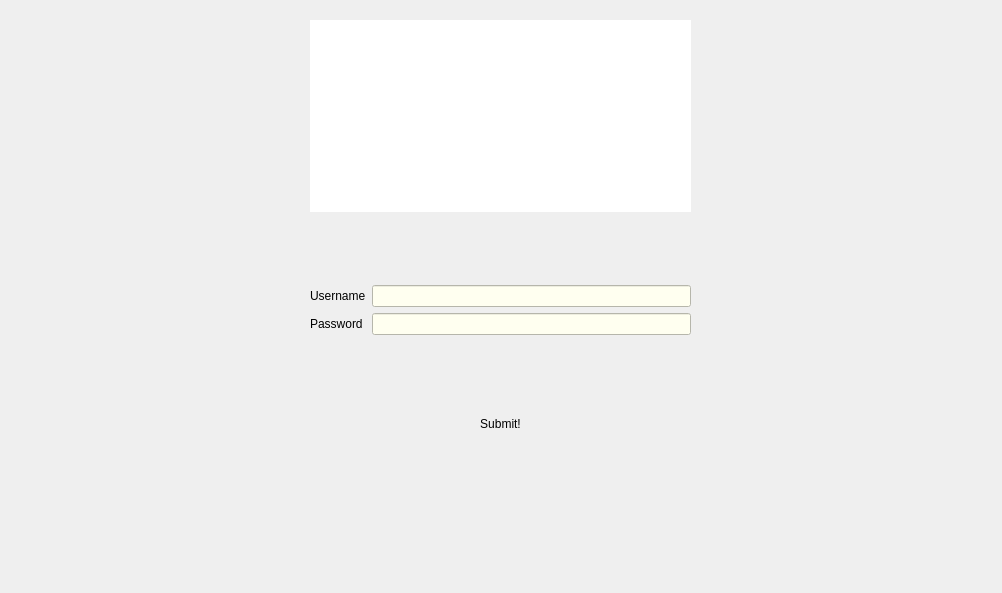
Old version of the form views/login.widget.ui in the repository samarth-ramesh/mtlauncher.
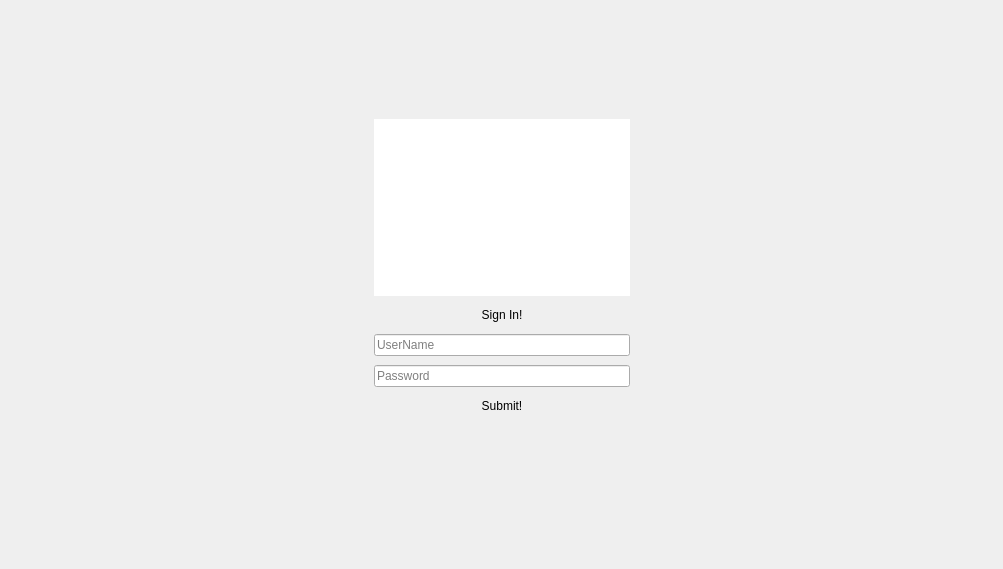
New version of the form.

Commit message: added db support for history, improved login screen (thanks rubenwardy, lemente.

Diff of the .ui file:
```diff
--- a/views/login.widget.ui
+++ b/views/login.widget.ui
@@ -6,28 +6,35 @@
    <rect>
     <x>0</x>
     <y>0</y>
-    <width>1002</width>
-    <height>593</height>
+    <width>1003</width>
+    <height>569</height>
    </rect>
   </property>
   <property name="windowTitle">
    <string>Form</string>
   </property>
-  <widget class="QWidget" name="logingrid" native="true">
-   <property name="enabled">
-    <bool>true</bool>
-   </property>
-   <property name="geometry">
-    <rect>
-     <x>-10</x>
-     <y>20</y>
-     <width>1021</width>
-     <height>571</height>
-    </rect>
-   </property>
    <layout class="QGridLayout" name="gridLayout">
+   <item row="0" column="0">
+    <widget class="QWidget" name="logingrid" native="true">
+     <property name="enabled">
+      <bool>true</bool>
+     </property>
+     <layout class="QGridLayout" name="gridLayout_2">
+      <item row="13" column="1">
+       <spacer name="verticalSpacer">
+        <property name="orientation">
+         <enum>Qt::Vertical</enum>
+        </property>
+        <property name="sizeHint" stdset="0">
+         <size>
+          <width>20</width>
+          <height>40</height>
+         </size>
+        </property>
+       </spacer>
+      </item>
     <item row="4" column="1">
-     <spacer name="verticalSpacer_3">
+       <spacer name="verticalSpacer_6">
       <property name="orientation">
        <enum>Qt::Vertical</enum>
       </property>
@@ -39,47 +46,162 @@
       </property>
      </spacer>
     </item>
-    <item row="5" column="1" colspan="2">
+      <item row="2" column="1">
+       <spacer name="verticalSpacer_12">
+        <property name="orientation">
+         <enum>Qt::Vertical</enum>
+        </property>
+        <property name="sizeHint" stdset="0">
+         <size>
+          <width>20</width>
+          <height>40</height>
+         </size>
+        </property>
+       </spacer>
+      </item>
+      <item row="13" column="8">
+       <spacer name="horizontalSpacer_5">
+        <property name="orientation">
+         <enum>Qt::Horizontal</enum>
+        </property>
+        <property name="sizeHint" stdset="0">
+         <size>
+          <width>40</width>
+          <height>20</height>
+         </size>
+        </property>
+       </spacer>
+      </item>
+      <item row="12" column="1">
+       <spacer name="verticalSpacer_5">
+        <property name="orientation">
+         <enum>Qt::Vertical</enum>
+        </property>
+        <property name="sizeHint" stdset="0">
+         <size>
+          <width>20</width>
+          <height>40</height>
+         </size>
+        </property>
+       </spacer>
+      </item>
+      <item row="13" column="7">
+       <spacer name="horizontalSpacer_9">
+        <property name="orientation">
+         <enum>Qt::Horizontal</enum>
+        </property>
+        <property name="sizeHint" stdset="0">
+         <size>
+          <width>40</width>
+          <height>20</height>
+         </size>
+        </property>
+       </spacer>
+      </item>
+      <item row="13" column="11">
+       <spacer name="horizontalSpacer_3">
+        <property name="orientation">
+         <enum>Qt::Horizontal</enum>
+        </property>
+        <property name="sizeHint" stdset="0">
+         <size>
+          <width>40</width>
+          <height>20</height>
+         </size>
+        </property>
+       </spacer>
+      </item>
+      <item row="13" column="6">
+       <spacer name="horizontalSpacer">
+        <property name="orientation">
+         <enum>Qt::Horizontal</enum>
+        </property>
+        <property name="sizeHint" stdset="0">
+         <size>
+          <width>40</width>
+          <height>20</height>
+         </size>
+        </property>
+       </spacer>
+      </item>
+      <item row="6" column="6" colspan="2">
+       <widget class="QLineEdit" name="username">
+        <property name="placeholderText">
+         <string>UserName</string>
+        </property>
+       </widget>
+      </item>
+      <item row="13" column="5">
+       <spacer name="horizontalSpacer_4">
+        <property name="orientation">
+         <enum>Qt::Horizontal</enum>
+        </property>
+        <property name="sizeHint" stdset="0">
+         <size>
+          <width>40</width>
+          <height>20</height>
+         </size>
+        </property>
+       </spacer>
+      </item>
+      <item row="10" column="1">
+       <spacer name="verticalSpacer_14">
+        <property name="orientation">
+         <enum>Qt::Vertical</enum>
+        </property>
+        <property name="sizeHint" stdset="0">
+         <size>
+          <width>20</width>
+          <height>40</height>
+         </size>
+        </property>
+       </spacer>
+      </item>
+      <item row="8" column="6" colspan="2">
      <widget class="QPushButton" name="usernamesubmit">
-      <property name="enabled">
-       <bool>true</bool>
-      </property>
-      <property name="minimumSize">
-       <size>
-        <width>20</width>
-        <height>30</height>
-       </size>
-      </property>
-      <property name="styleSheet">
-       <string notr="true"/>
-      </property>
       <property name="text">
        <string>Submit!</string>
       </property>
       <property name="default">
-       <bool>false</bool>
+         <bool>true</bool>
       </property>
       <property name="flat">
        <bool>true</bool>
       </property>
      </widget>
     </item>
-    <item row="3" column="1">
-     <widget class="QLabel" name="label_2">
-      <property name="styleSheet">
-       <string notr="true"/>
-      </property>
-      <property name="text">
+      <item row="7" column="6" colspan="2">
+       <widget class="QLineEdit" name="passwd">
+        <property name="inputMethodHints">
+         <set>Qt::ImhSensitiveData</set>
+        </property>
+        <property name="frame">
+         <bool>true</bool>
+        </property>
+        <property name="placeholderText">
        <string>Password</string>
       </property>
-      <property name="textFormat">
-       <enum>Qt::AutoText</enum>
+        <property name="clearButtonEnabled">
+         <bool>false</bool>
       </property>
      </widget>
     </item>
-    <item row="4" column="2">
-     <spacer name="verticalSpacer_13">
+      <item row="13" column="3">
+       <spacer name="horizontalSpacer_7">
       <property name="orientation">
+         <enum>Qt::Horizontal</enum>
+        </property>
+        <property name="sizeHint" stdset="0">
+         <size>
+          <width>40</width>
+          <height>20</height>
+         </size>
+        </property>
+       </spacer>
+      </item>
+      <item row="7" column="1">
+       <spacer name="verticalSpacer_3">
+        <property name="orientation">
        <enum>Qt::Vertical</enum>
       </property>
       <property name="sizeHint" stdset="0">
@@ -90,9 +212,35 @@
       </property>
      </spacer>
     </item>
-    <item row="3" column="3">
-     <spacer name="horizontalSpacer_4">
+      <item row="5" column="1">
+       <spacer name="verticalSpacer_10">
       <property name="orientation">
+         <enum>Qt::Vertical</enum>
+        </property>
+        <property name="sizeHint" stdset="0">
+         <size>
+          <width>20</width>
+          <height>40</height>
+         </size>
+        </property>
+       </spacer>
+      </item>
+      <item row="13" column="12">
+       <spacer name="verticalSpacer_7">
+        <property name="orientation">
+         <enum>Qt::Vertical</enum>
+        </property>
+        <property name="sizeHint" stdset="0">
+         <size>
+          <width>20</width>
+          <height>40</height>
+         </size>
+        </property>
+       </spacer>
+      </item>
+      <item row="13" column="2">
+       <spacer name="horizontalSpacer_6">
+        <property name="orientation">
        <enum>Qt::Horizontal</enum>
       </property>
       <property name="sizeHint" stdset="0">
@@ -103,7 +251,20 @@
       </property>
      </spacer>
     </item>
-    <item row="6" column="3">
+      <item row="11" column="1">
+       <spacer name="verticalSpacer_11">
+        <property name="orientation">
+         <enum>Qt::Vertical</enum>
+        </property>
+        <property name="sizeHint" stdset="0">
+         <size>
+          <width>20</width>
+          <height>40</height>
+         </size>
+        </property>
+       </spacer>
+      </item>
+      <item row="6" column="1">
      <spacer name="verticalSpacer_4">
       <property name="orientation">
        <enum>Qt::Vertical</enum>
@@ -116,8 +277,8 @@
       </property>
      </spacer>
     </item>
-    <item row="7" column="3" rowspan="2">
-     <spacer name="verticalSpacer_6">
+      <item row="3" column="1">
+       <spacer name="verticalSpacer_8">
       <property name="orientation">
        <enum>Qt::Vertical</enum>
       </property>
@@ -129,59 +290,7 @@
       </property>
      </spacer>
     </item>
-    <item row="2" column="0">
-     <spacer name="horizontalSpacer_2">
-      <property name="orientation">
-       <enum>Qt::Horizontal</enum>
-      </property>
-      <property name="sizeHint" stdset="0">
-       <size>
-        <width>40</width>
-        <height>20</height>
-       </size>
-      </property>
-     </spacer>
-    </item>
-    <item row="5" column="0">
-     <spacer name="horizontalSpacer_5">
-      <property name="orientation">
-       <enum>Qt::Horizontal</enum>
-      </property>
-      <property name="sizeHint" stdset="0">
-       <size>
-        <width>40</width>
-        <height>20</height>
-       </size>
-      </property>
-     </spacer>
-    </item>
-    <item row="8" column="0">
-     <spacer name="verticalSpacer_5">
-      <property name="orientation">
-       <enum>Qt::Vertical</enum>
-      </property>
-      <property name="sizeHint" stdset="0">
-       <size>
-        <width>20</width>
-        <height>40</height>
-       </size>
-      </property>
-     </spacer>
-    </item>
-    <item row="3" column="0">
-     <spacer name="horizontalSpacer_3">
-      <property name="orientation">
-       <enum>Qt::Horizontal</enum>
-      </property>
-      <property name="sizeHint" stdset="0">
-       <size>
-        <width>40</width>
-        <height>20</height>
-       </size>
-      </property>
-     </spacer>
-    </item>
-    <item row="8" column="1" rowspan="2">
+      <item row="8" column="1">
      <spacer name="verticalSpacer_9">
       <property name="orientation">
        <enum>Qt::Vertical</enum>
@@ -194,21 +303,8 @@
       </property>
      </spacer>
     </item>
-    <item row="5" column="3">
-     <spacer name="horizontalSpacer_6">
-      <property name="orientation">
-       <enum>Qt::Horizontal</enum>
-      </property>
-      <property name="sizeHint" stdset="0">
-       <size>
-        <width>40</width>
-        <height>20</height>
-       </size>
-      </property>
-     </spacer>
-    </item>
     <item row="1" column="1">
-     <spacer name="verticalSpacer_7">
+       <spacer name="verticalSpacer_15">
       <property name="orientation">
        <enum>Qt::Vertical</enum>
       </property>
@@ -220,38 +316,44 @@
       </property>
      </spacer>
     </item>
-    <item row="3" column="2">
-     <widget class="QLineEdit" name="passwd">
-      <property name="whatsThis">
-       <string>&lt;html&gt;&lt;head/&gt;&lt;body&gt;&lt;p&gt;Password&lt;/p&gt;&lt;/body&gt;&lt;/html&gt;</string>
-      </property>
-      <property name="styleSheet">
-       <string notr="true">background-color: ivory;</string>
-      </property>
-      <property name="echoMode">
-       <enum>QLineEdit::Password</enum>
-      </property>
-     </widget>
-    </item>
-    <item row="2" column="2">
-     <widget class="QLineEdit" name="username">
-      <property name="styleSheet">
-       <string notr="true">background-color: ivory;</string>
-      </property>
-     </widget>
-    </item>
-    <item row="2" column="1">
-     <widget class="QLabel" name="label">
-      <property name="styleSheet">
-       <string notr="true"/>
-      </property>
+      <item row="9" column="1">
+       <spacer name="verticalSpacer_2">
+        <property name="orientation">
+         <enum>Qt::Vertical</enum>
+        </property>
+        <property name="sizeHint" stdset="0">
+         <size>
+          <width>20</width>
+          <height>40</height>
+         </size>
+        </property>
+       </spacer>
+      </item>
+      <item row="13" column="10">
+       <spacer name="horizontalSpacer_2">
+        <property name="orientation">
+         <enum>Qt::Horizontal</enum>
+        </property>
+        <property name="sizeHint" stdset="0">
+         <size>
+          <width>40</width>
+          <height>20</height>
+         </size>
+        </property>
+       </spacer>
+      </item>
+      <item row="5" column="6" colspan="2">
+       <widget class="QLabel" name="signinlabel">
       <property name="text">
-       <string>Username</string>
-      </property>
-     </widget>
-    </item>
-    <item row="1" column="2">
-     <spacer name="verticalSpacer_12">
+         <string>Sign In!</string>
+        </property>
+        <property name="alignment">
+         <set>Qt::AlignCenter</set>
+        </property>
+       </widget>
+      </item>
+      <item row="0" column="1">
+       <spacer name="verticalSpacer_13">
       <property name="orientation">
        <enum>Qt::Vertical</enum>
       </property>
@@ -263,88 +365,54 @@
       </property>
      </spacer>
     </item>
-    <item row="6" column="1" colspan="2" alignment="Qt::AlignHCenter">
-     <widget class="QLabel" name="elabel">
-      <property name="styleSheet">
-       <string notr="true">text-align: center</string>
-      </property>
-      <property name="text">
-       <string/>
-      </property>
-     </widget>
-    </item>
-    <item row="6" column="0">
-     <spacer name="verticalSpacer_10">
+      <item row="13" column="9">
+       <spacer name="horizontalSpacer_8">
+        <property name="orientation">
+         <enum>Qt::Horizontal</enum>
+        </property>
+        <property name="sizeHint" stdset="0">
+         <size>
+          <width>40</width>
+          <height>20</height>
+         </size>
+        </property>
+       </spacer>
+      </item>
+      <item row="13" column="4">
+       <spacer name="horizontalSpacer_10">
       <property name="orientation">
-       <enum>Qt::Vertical</enum>
+         <enum>Qt::Horizontal</enum>
       </property>
       <property name="sizeHint" stdset="0">
        <size>
-        <width>20</width>
-        <height>40</height>
+          <width>40</width>
+          <height>20</height>
        </size>
       </property>
      </spacer>
     </item>
-    <item row="0" column="1" colspan="2">
+      <item row="4" column="6" colspan="2">
      <widget class="QGraphicsView" name="logo">
-      <property name="enabled">
-       <bool>true</bool>
-      </property>
-      <property name="sizePolicy">
-       <sizepolicy hsizetype="Preferred" vsizetype="Maximum">
-        <horstretch>0</horstretch>
-        <verstretch>0</verstretch>
-       </sizepolicy>
-      </property>
-      <property name="focusPolicy">
-       <enum>Qt::NoFocus</enum>
-      </property>
       <property name="frameShape">
        <enum>QFrame::NoFrame</enum>
       </property>
       <property name="frameShadow">
        <enum>QFrame::Plain</enum>
       </property>
-      <property name="interactive">
-       <bool>false</bool>
-      </property>
-     </widget>
-    </item>
-    <item row="8" column="2">
-     <spacer name="verticalSpacer_11">
-      <property name="orientation">
-       <enum>Qt::Vertical</enum>
-      </property>
-      <property name="sizeHint" stdset="0">
-       <size>
-        <width>20</width>
-        <height>40</height>
-       </size>
-      </property>
-     </spacer>
-    </item>
-    <item row="2" column="3">
-     <spacer name="horizontalSpacer">
-      <property name="orientation">
-       <enum>Qt::Horizontal</enum>
-      </property>
-      <property name="sizeHint" stdset="0">
-       <size>
-        <width>40</width>
-        <height>20</height>
-       </size>
-      </property>
-     </spacer>
+       </widget>
+      </item>
+      <item row="9" column="6" colspan="2">
+       <widget class="QLabel" name="label">
+        <property name="text">
+         <string/>
+        </property>
+       </widget>
+      </item>
+     </layout>
+    </widget>
     </item>
    </layout>
   </widget>
- </widget>
- <tabstops>
-  <tabstop>username</tabstop>
-  <tabstop>passwd</tabstop>
-  <tabstop>usernamesubmit</tabstop>
- </tabstops>
  <resources/>
  <connections/>
 </ui>
```
Lines whose indentation alone changed are shown as unchanged. The commit also changes 4 other files.
